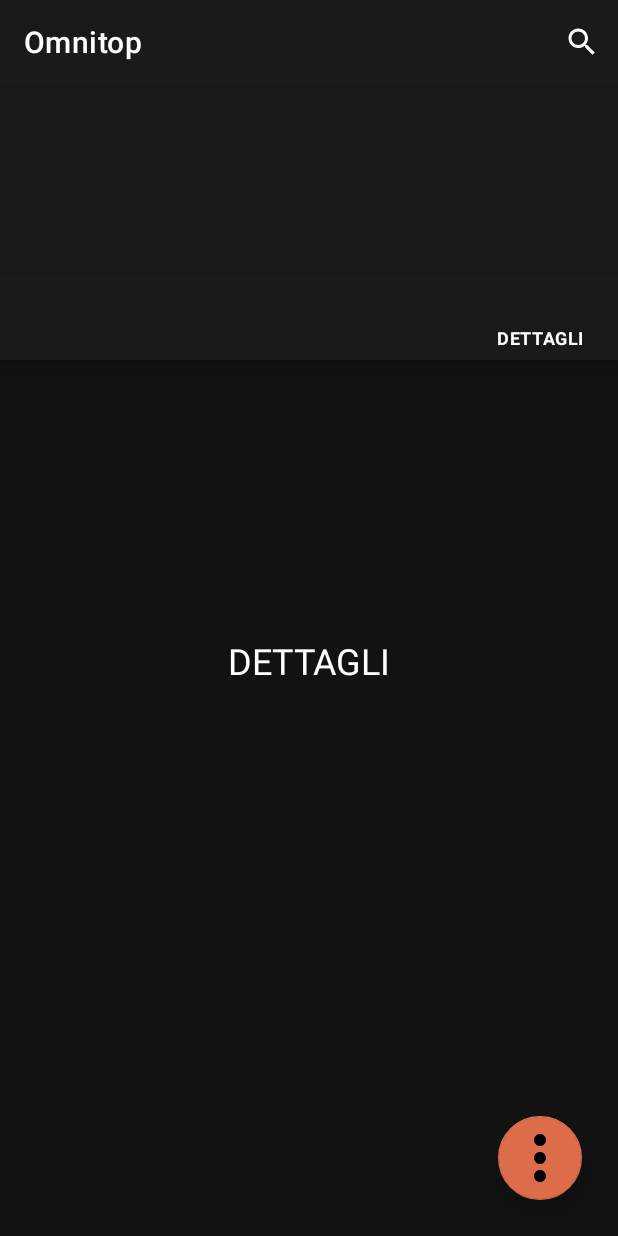
After one commit to oresteLeone/Omnitop, an Android app: the DndDettagliFragment screen opened through its navigation route, on a phone screen of 412 x 824 dp. The commit adds this screen. Run offline under Robolectric (Android 15) with nearby library versions, the light colour scheme and no system bars; our stand-ins replace navigation-ui.

Commit message:
Scheda (si deve fare un piccolo ritocco, ma funzia)

```diff
--- /dev/null
+++ b/app/src/main/java/com/annoyingturtle/omnitop/DndDettagliFragment.kt
@@ -0,0 +1,21 @@
+package com.annoyingturtle.omnitop
+
+import android.os.Bundle
+import androidx.fragment.app.Fragment
+import android.view.LayoutInflater
+import android.view.View
+import android.view.ViewGroup
+
+
+class DndDettagliFragment : Fragment() {
+
+    override fun onCreateView(
+        inflater: LayoutInflater, container: ViewGroup?,
+        savedInstanceState: Bundle?
+    ): View? {
+        // Inflate the layout for this fragment
+        return inflater.inflate(R.layout.fragment_dnd_dettagli, container, false)
+    }
+
+
+}
--- /dev/null
+++ b/app/src/main/java/com/annoyingturtle/omnitop/DndIncantesimiFragment.kt
@@ -0,0 +1,21 @@
+package com.annoyingturtle.omnitop
+
+import android.os.Bundle
+import androidx.fragment.app.Fragment
+import android.view.LayoutInflater
+import android.view.View
+import android.view.ViewGroup
+
+
+class DndIncantesimiFragment : Fragment() {
+
+    override fun onCreateView(
+        inflater: LayoutInflater, container: ViewGroup?,
+        savedInstanceState: Bundle?
+    ): View? {
+        // Inflate the layout for this fragment
+        return inflater.inflate(R.layout.fragment_dnd_incantesimi, container, false)
+    }
+
+
+}
--- /dev/null
+++ b/app/src/main/java/com/annoyingturtle/omnitop/DndSchedaActivity.kt
@@ -0,0 +1,42 @@
+package com.annoyingturtle.omnitop
+
+import androidx.appcompat.app.AppCompatActivity
+import android.os.Bundle
+import android.view.Menu
+import android.view.MenuInflater
+import androidx.navigation.findNavController
+import androidx.navigation.ui.setupWithNavController
+import com.google.android.material.bottomnavigation.BottomNavigationView
+import kotlinx.android.synthetic.main.activity_home.*
+import utilPackage.AbsFab
+
+class DndSchedaActivity : AppCompatActivity() {
+    override fun onCreate(savedInstanceState: Bundle?) {
+        super.onCreate(savedInstanceState)
+        setContentView(R.layout.activity_dnd_scheda)
+
+
+        /**Action Bar */
+
+        //actionBar.setBackgroundDrawable() quando aggiungeremo le immagini
+
+        val bottomNavigationView = findViewById<BottomNavigationView>(R.id.bottom_navigation)
+
+        /** Schermate */
+
+        val navController = findNavController(R.id.schedafragment)
+
+        bottomNavigationView.setupWithNavController(navController)
+        /********** FAB ***********/
+        val fab = AbsFab(addBtn1, cardBtn1, gridBtn1, noteBtn1, diceBtn1, this, supportFragmentManager)
+        fab.startListener(this)
+    }
+    /***** Pulsante Ricerca *****/
+    override fun onCreateOptionsMenu(menu: Menu?): Boolean {
+
+        var inflater: MenuInflater = menuInflater
+        inflater.inflate(R.menu.actionbar_menu, menu)
+
+        return true
+    }
+}
--- /dev/null
+++ b/app/src/main/java/com/annoyingturtle/omnitop/EquipaggiamentoDnDFragment.kt
@@ -0,0 +1,21 @@
+package com.annoyingturtle.omnitop
+
+import android.os.Bundle
+import androidx.fragment.app.Fragment
+import android.view.LayoutInflater
+import android.view.View
+import android.view.ViewGroup
+
+
+class EquipaggiamentoDnDFragment : Fragment() {
+
+    override fun onCreateView(
+        inflater: LayoutInflater, container: ViewGroup?,
+        savedInstanceState: Bundle?
+    ): View? {
+        // Inflate the layout for this fragment
+        return inflater.inflate(R.layout.fragment_equipaggiamento_dnd, container, false)
+    }
+
+
+}
--- /dev/null
+++ b/app/src/main/java/com/annoyingturtle/omnitop/PersonaggioDndFragment.kt
@@ -0,0 +1,22 @@
+package com.annoyingturtle.omnitop
+
+import android.os.Bundle
+import androidx.fragment.app.Fragment
+import android.view.LayoutInflater
+import android.view.View
+import android.view.ViewGroup
+
+
+class PersonaggioFragment : Fragment() {
+
+
+    override fun onCreateView(
+        inflater: LayoutInflater, container: ViewGroup?,
+        savedInstanceState: Bundle?
+    ): View? {
+        // Inflate the layout for this fragment
+        return inflater.inflate(R.layout.fragment_personaggio, container, false)
+    }
+
+
+}
--- /dev/null
+++ b/app/src/main/res/layout/activity_dnd_scheda.xml
@@ -0,0 +1,149 @@
+<?xml version="1.0" encoding="utf-8"?>
+<androidx.constraintlayout.widget.ConstraintLayout
+    xmlns:android="http://schemas.android.com/apk/res/android"
+    xmlns:tools="http://schemas.android.com/tools"
+    xmlns:app="http://schemas.android.com/apk/res-auto"
+    android:layout_width="match_parent"
+    android:layout_height="match_parent"
+    tools:context=".DndCampagnaHome"
+    android:background="@color/backGround"
+    >
+
+    <com.google.android.material.appbar.AppBarLayout
+        android:id="@+id/toolBar"
+        android:layout_width="match_parent"
+        android:layout_height="128dp"
+        app:layout_constraintStart_toStartOf="parent"
+        app:layout_constraintTop_toTopOf="parent">
+
+        <com.google.android.material.appbar.CollapsingToolbarLayout
+            android:layout_width="match_parent"
+            android:layout_height="match_parent"
+            app:collapsedTitleTextAppearance="@style/TextAppearance.App.CollapsingToolbar.Collapsed"
+            app:expandedTitleMarginBottom="28dp"
+            app:expandedTitleMarginStart="72dp"
+            app:expandedTitleTextAppearance="@style/TextAppearance.App.CollapsingToolbar.Expanded">
+
+            <com.google.android.material.appbar.MaterialToolbar
+
+                android:layout_width="match_parent"
+                android:layout_height="128dp"
+                android:elevation="0dp" />
+
+        </com.google.android.material.appbar.CollapsingToolbarLayout>
+
+    </com.google.android.material.appbar.AppBarLayout>
+
+
+
+    <com.google.android.material.floatingactionbutton.FloatingActionButton
+        android:id="@+id/addBtn1"
+        android:layout_width="wrap_content"
+        android:layout_height="wrap_content"
+        android:layout_marginEnd="24dp"
+        android:layout_marginBottom="24dp"
+        android:clickable="true"
+        android:contentDescription="@string/TODO"
+        android:contextClickable="true"
+        android:focusable="true"
+        android:visibility="visible"
+        app:backgroundTint="@color/fabPadre"
+        app:fabSize="normal"
+        app:layout_constraintBottom_toBottomOf="parent"
+        app:layout_constraintEnd_toEndOf="parent"
+        app:maxImageSize="48dp"
+        app:srcCompat="@drawable/ic_more" />
+
+    <com.google.android.material.floatingactionbutton.FloatingActionButton
+        android:id="@+id/diceBtn1"
+        android:focusable="true"
+        android:backgroundTint="@color/fabFiglio"
+        android:contextClickable="true"
+        app:maxImageSize="48dp"
+        android:layout_width="wrap_content"
+        android:layout_height="wrap_content"
+        android:visibility="invisible"
+        android:layout_marginBottom="16dp"
+        android:clickable="true"
+        app:layout_constraintBottom_toTopOf="@+id/addBtn1"
+        app:layout_constraintEnd_toEndOf="@+id/addBtn1"
+        app:srcCompat="@drawable/dicebicon_1"
+        android:contentDescription="@string/TODO"/>
+
+    <com.google.android.material.floatingactionbutton.FloatingActionButton
+        android:id="@+id/cardBtn1"
+        app:maxImageSize="48dp"
+        android:contextClickable="true"
+        android:backgroundTint="@color/fabFiglio"
+        android:visibility="invisible"
+        android:layout_width="wrap_content"
+        android:focusable="true"
+        android:layout_height="wrap_content"
+        android:layout_marginBottom="16dp"
+        android:clickable="true"
+        app:layout_constraintBottom_toTopOf="@+id/diceBtn1"
+        app:layout_constraintEnd_toEndOf="@+id/diceBtn1"
+        app:srcCompat="@drawable/cards_icon_bonw_1"
+        android:contentDescription="@string/TODO"/>
+
+    <com.google.android.material.floatingactionbutton.FloatingActionButton
+        android:id="@+id/gridBtn1"
+        app:maxImageSize="48dp"
+        android:visibility="invisible"
+        android:contextClickable="true"
+        android:backgroundTint="@color/fabFiglio"
+        android:layout_width="wrap_content"
+        android:focusable="true"
+        android:layout_height="wrap_content"
+        android:layout_marginBottom="16dp"
+        android:clickable="true"
+        app:layout_constraintBottom_toTopOf="@+id/cardBtn1"
+        app:layout_constraintEnd_toEndOf="@+id/cardBtn1"
+        app:srcCompat="@drawable/battlegrid_icon__1"
+        android:contentDescription="@string/TODO"/>
+
+    <com.google.android.material.floatingactionbutton.FloatingActionButton
+        android:id="@+id/noteBtn1"
+        android:contextClickable="true"
+        android:visibility="invisible"
+        android:backgroundTint="@color/fabFiglio"
+        app:maxImageSize="48dp"
+        android:layout_width="wrap_content"
+        android:layout_height="wrap_content"
+        android:layout_marginBottom="16dp"
+        android:focusable="true"
+        android:clickable="true"
+        app:layout_constraintBottom_toTopOf="@+id/gridBtn1"
+        app:layout_constraintEnd_toEndOf="@+id/gridBtn1"
+        app:srcCompat="@drawable/notes_icon__1"
+        android:contentDescription="@string/TODO"/>
+
+
+    <com.google.android.material.bottomnavigation.BottomNavigationView
+        android:id="@+id/bottom_navigation"
+        style="@style/Widget.MaterialComponents.BottomNavigationView.Colored"
+        android:layout_width="match_parent"
+        android:layout_height="wrap_content"
+        app:layout_constraintEnd_toEndOf="parent"
+        app:layout_constraintStart_toStartOf="parent"
+        app:layout_constraintTop_toBottomOf="@+id/toolBar"
+        app:menu="@menu/tab_scheda_navigation_menu"
+        >
+
+    </com.google.android.material.bottomnavigation.BottomNavigationView>
+
+    <fragment
+        android:id="@+id/schedafragment"
+        android:name="androidx.navigation.fragment.NavHostFragment"
+        android:layout_width="match_parent"
+        android:layout_height="match_parent"
+        app:defaultNavHost="true"
+        app:layout_constraintBottom_toBottomOf="parent"
+        app:layout_constraintEnd_toEndOf="parent"
+        app:layout_constraintHorizontal_bias="0.0"
+        app:layout_constraintStart_toStartOf="parent"
+        app:layout_constraintTop_toTopOf="parent"
+        app:layout_constraintVertical_bias="1.0"
+        app:navGraph="@navigation/dnd_scheda_navigation" />
+
+</androidx.constraintlayout.widget.ConstraintLayout>
--- /dev/null
+++ b/app/src/main/res/layout/fragment_dnd_dettagli.xml
@@ -0,0 +1,24 @@
+<?xml version="1.0" encoding="utf-8"?>
+<androidx.constraintlayout.widget.ConstraintLayout
+    xmlns:android="http://schemas.android.com/apk/res/android"
+    xmlns:tools="http://schemas.android.com/tools"
+    android:layout_width="match_parent"
+    android:layout_height="match_parent"
+    xmlns:app="http://schemas.android.com/apk/res-auto"
+    android:background="@color/backGround"
+    android:id="@+id/fragmentDNDPg"
+    tools:context=".DndHome">
+
+    <TextView
+        android:layout_width="match_parent"
+        android:layout_height="wrap_content"
+        android:text="@string/dettagli"
+        android:textAlignment="center"
+        android:textSize="24sp"
+        app:layout_constraintBottom_toBottomOf="parent"
+        app:layout_constraintEnd_toEndOf="parent"
+        app:layout_constraintStart_toStartOf="parent"
+        app:layout_constraintTop_toTopOf="parent" />
+
+
+</androidx.constraintlayout.widget.ConstraintLayout>
--- /dev/null
+++ b/app/src/main/res/layout/fragment_dnd_incantesimi.xml
@@ -0,0 +1,24 @@
+<?xml version="1.0" encoding="utf-8"?>
+<androidx.constraintlayout.widget.ConstraintLayout
+    xmlns:android="http://schemas.android.com/apk/res/android"
+    xmlns:tools="http://schemas.android.com/tools"
+    android:layout_width="match_parent"
+    android:layout_height="match_parent"
+    xmlns:app="http://schemas.android.com/apk/res-auto"
+    android:background="@color/backGround"
+    android:id="@+id/fragmentDNDPg"
+    tools:context=".DndHome">
+
+    <TextView
+        android:layout_width="match_parent"
+        android:layout_height="wrap_content"
+        android:text="@string/incantesimi"
+        android:textAlignment="center"
+        android:textSize="24sp"
+        app:layout_constraintBottom_toBottomOf="parent"
+        app:layout_constraintEnd_toEndOf="parent"
+        app:layout_constraintStart_toStartOf="parent"
+        app:layout_constraintTop_toTopOf="parent" />
+
+
+</androidx.constraintlayout.widget.ConstraintLayout>
--- /dev/null
+++ b/app/src/main/res/layout/fragment_equipaggiamento_dnd.xml
@@ -0,0 +1,24 @@
+<?xml version="1.0" encoding="utf-8"?>
+<androidx.constraintlayout.widget.ConstraintLayout
+    xmlns:android="http://schemas.android.com/apk/res/android"
+    xmlns:tools="http://schemas.android.com/tools"
+    android:layout_width="match_parent"
+    android:layout_height="match_parent"
+    xmlns:app="http://schemas.android.com/apk/res-auto"
+    android:background="@color/backGround"
+    android:id="@+id/fragmentDNDPg"
+    tools:context=".DndHome">
+
+    <TextView
+        android:layout_width="match_parent"
+        android:layout_height="wrap_content"
+        android:text="@string/eqip"
+        android:textAlignment="center"
+        android:textSize="24sp"
+        app:layout_constraintBottom_toBottomOf="parent"
+        app:layout_constraintEnd_toEndOf="parent"
+        app:layout_constraintStart_toStartOf="parent"
+        app:layout_constraintTop_toTopOf="parent" />
+
+
+</androidx.constraintlayout.widget.ConstraintLayout>
--- /dev/null
+++ b/app/src/main/res/layout/fragment_personaggio.xml
@@ -0,0 +1,24 @@
+<?xml version="1.0" encoding="utf-8"?>
+<androidx.constraintlayout.widget.ConstraintLayout
+    xmlns:android="http://schemas.android.com/apk/res/android"
+    xmlns:tools="http://schemas.android.com/tools"
+    android:layout_width="match_parent"
+    android:layout_height="match_parent"
+    xmlns:app="http://schemas.android.com/apk/res-auto"
+    android:background="@color/backGround"
+    android:id="@+id/fragmentDNDPg"
+    tools:context=".DndHome">
+
+    <TextView
+        android:layout_width="match_parent"
+        android:layout_height="wrap_content"
+        android:text="@string/prsg"
+        android:textAlignment="center"
+        android:textSize="24sp"
+        app:layout_constraintBottom_toBottomOf="parent"
+        app:layout_constraintEnd_toEndOf="parent"
+        app:layout_constraintStart_toStartOf="parent"
+        app:layout_constraintTop_toTopOf="parent" />
+
+
+</androidx.constraintlayout.widget.ConstraintLayout>
--- a/app/src/main/res/menu/dnd_campagna_navigation_menu.xml
+++ b/app/src/main/res/menu/dnd_campagna_navigation_menu.xml
@@ -1,8 +1,6 @@
 <?xml version="1.0" encoding="utf-8"?>
+<menu xmlns:android="http://schemas.android.com/apk/res/android">
 
-
-
-<menu xmlns:android="http://schemas.android.com/apk/res/android">
     <item
         android:id="@+id/dnDCampagnaSchedeFragment"
         android:enabled="true"
--- /dev/null
+++ b/app/src/main/res/menu/tab_scheda_navigation_menu.xml
@@ -0,0 +1,31 @@
+<?xml version="1.0" encoding="utf-8"?>
+<menu xmlns:android="http://schemas.android.com/apk/res/android">
+    <item
+        android:id="@+id/personaggioDndFragment"
+        android:enabled="true"
+        android:title="@string/prsg">
+
+    </item>
+
+    <item
+        android:id="@+id/equipaggiamentoDnDFragment"
+        android:enabled="true"
+        android:title="@string/eqip">
+
+    </item>
+    <item
+
+        android:id="@+id/dndIncantesimiFragment"
+        android:enabled="true"
+        android:title="@string/incantesimi">
+
+    </item>
+    <item
+
+        android:id="@+id/dndDettagliFragment"
+        android:enabled="true"
+        android:title="@string/dettagli">
+
+    </item>
+
+</menu>
--- /dev/null
+++ b/app/src/main/res/navigation/dnd_scheda_navigation.xml
@@ -0,0 +1,74 @@
+<?xml version="1.0" encoding="utf-8"?>
+<navigation xmlns:android="http://schemas.android.com/apk/res/android"
+    xmlns:app="http://schemas.android.com/apk/res-auto"
+    xmlns:tools="http://schemas.android.com/tools"
+    android:id="@+id/dnd_scheda_navigation"
+    app:startDestination="@id/personaggioDndFragment">
+
+    <fragment
+        android:id="@+id/personaggioDndFragment"
+        android:name="com.annoyingturtle.omnitop.PersonaggioFragment"
+        android:label="fragment_personaggio"
+        tools:layout="@layout/fragment_personaggio">
+        <action
+            android:id="@+id/action_personaggioFragment_to_equipaggiamentoDnDFragment"
+            app:destination="@id/equipaggiamentoDnDFragment" />
+        <action
+            android:id="@+id/action_personaggioFragment_to_dndIncantesimiFragment"
+            app:destination="@id/dndIncantesimiFragment" />
+        <action
+            android:id="@+id/action_personaggioFragment_to_dndDettagliFragment"
+            app:destination="@id/dndDettagliFragment" />
+    </fragment>
+    <fragment
+        android:id="@+id/equipaggiamentoDnDFragment"
+        android:name="com.annoyingturtle.omnitop.EquipaggiamentoDnDFragment"
+        android:label="fragment_equipaggiamento_dn_d"
+        tools:layout="@layout/fragment_equipaggiamento_dnd" >
+        <action
+            android:id="@+id/action_equipaggiamentoDnDFragment_to_personaggioFragment"
+            app:destination="@id/personaggioDndFragment" />
+        <action
+            android:id="@+id/action_equipaggiamentoDnDFragment_to_dndIncantesimiFragment"
+            app:destination="@id/dndIncantesimiFragment" />
+        <action
+            android:id="@+id/action_equipaggiamentoDnDFragment_to_dndDettagliFragment"
+            app:destination="@id/dndDettagliFragment" />
+    </fragment>
+    <fragment
+        android:id="@+id/dndIncantesimiFragment"
+        android:name="com.annoyingturtle.omnitop.DndIncantesimiFragment"
+        android:label="fragment_dnd_incantesimi"
+        tools:layout="@layout/fragment_dnd_incantesimi" >
+        <action
+            android:id="@+id/action_dndIncantesimiFragment_to_personaggioFragment"
+            app:destination="@id/personaggioDndFragment" />
+        <action
+            android:id="@+id/action_dndIncantesimiFragment_to_equipaggiamentoDnDFragment"
+            app:destination="@id/equipaggiamentoDnDFragment" />
+        <action
+            android:id="@+id/action_dndIncantesimiFragment_to_dndDettagliFragment"
+            app:destination="@id/dndDettagliFragment" />
+        <action
+            android:id="@+id/action_dndIncantesimiFragment_to_equipaggiamentoDnDFragment2"
+            app:destination="@id/equipaggiamentoDnDFragment" />
+        <action
+            android:id="@+id/action_dndIncantesimiFragment_to_personaggioFragment2"
+            app:destination="@id/personaggioDndFragment" />
+    </fragment>
+    <fragment
+        android:id="@+id/dndDettagliFragment"
+        android:name="com.annoyingturtle.omnitop.DndDettagliFragment"
+        android:label="fragment_dnd_dettagli"
+        tools:layout="@layout/fragment_dnd_dettagli" >
+        <action
+            android:id="@+id/action_dndDettagliFragment_to_dndIncantesimiFragment"
+            app:destination="@id/dndIncantesimiFragment" />
+        <action
+            android:id="@+id/action_dndDettagliFragment_to_equipaggiamentoDnDFragment"
+            app:destination="@id/equipaggiamentoDnDFragment" />
+        <action
+            android:id="@+id/action_dndDettagliFragment_to_personaggioFragment"
+            app:destination="@id/personaggioDndFragment" />
+    </fragment>
+</navigation>
--- a/app/src/main/res/values/strings.xml
+++ b/app/src/main/res/values/strings.xml
@@ -18,6 +18,10 @@
     <string name="schede">SCHEDE</string>
     <string name="note">NOTE</string>
     <string name="cmp">COMPENDIUM</string>
+    <string name="prsg">PERSONAGGIO</string>
+    <string name="eqip">EQUIPAGGIAMENTO</string>
+    <string name="incantesimi">INCANTESIMI</string>
+    <string name="dettagli">DETTAGLI</string>
 
 
     <string name="num1">1</string>
@@ -178,5 +182,7 @@
     <string name="ZAWARUDO">21: Il Mondo</string>
     <string name="Matto">22: Il Matto</string>
 
+    <string name="hello_blank_fragment">Hello blank fragment</string>
+
 
 </resources>
```
Also changed, not shown: app/src/main/AndroidManifest.xml (+5 -5 lines). Lines whose indentation alone changed are shown as unchanged.
